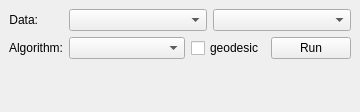
Old version of the form gerbil/gui/docks/graphsegmentationdock.ui in the repository gerbilvis/gerbil.
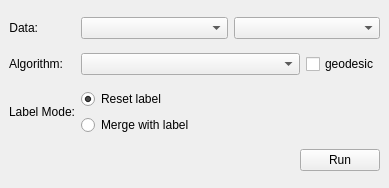
New version of the form. Icons and pictures are not drawn.

Commit message: GraphSeg run resets the current label so that after the run, the label represents only the last segmentation. option for old additive behaviour.

```diff
--- a/gerbil/gui/docks/graphsegmentationdock.ui
+++ b/gerbil/gui/docks/graphsegmentationdock.ui
@@ -6,8 +6,8 @@
    <rect>
     <x>0</x>
     <y>0</y>
-    <width>360</width>
-    <height>112</height>
+    <width>389</width>
+    <height>188</height>
    </rect>
   </property>
   <property name="sizePolicy">
@@ -20,24 +20,8 @@
    <string>Graph Segmentation</string>
   </property>
   <widget class="QWidget" name="dockWidgetContents">
-   <layout class="QGridLayout" name="gridLayout">
-    <item row="3" column="0">
-     <widget class="QLabel" name="label_23">
-      <property name="sizePolicy">
-       <sizepolicy hsizetype="Fixed" vsizetype="Fixed">
-        <horstretch>0</horstretch>
-        <verstretch>0</verstretch>
-       </sizepolicy>
-      </property>
-      <property name="text">
-       <string>Algorithm:</string>
-      </property>
-      <property name="alignment">
-       <set>Qt::AlignRight|Qt::AlignTrailing|Qt::AlignVCenter</set>
-      </property>
-     </widget>
-    </item>
-    <item row="1" column="0">
+   <layout class="QGridLayout" name="gridLayout_2">
+    <item row="0" column="0">
      <widget class="QLabel" name="label_24">
       <property name="sizePolicy">
        <sizepolicy hsizetype="Fixed" vsizetype="Fixed">
@@ -53,7 +37,50 @@
       </property>
      </widget>
     </item>
-    <item row="3" column="1" colspan="2">
+    <item row="0" column="1">
+     <layout class="QGridLayout" name="gridLayout">
+      <item row="0" column="0">
+       <widget class="QComboBox" name="graphsegSourceBox">
+        <property name="sizePolicy">
+         <sizepolicy hsizetype="MinimumExpanding" vsizetype="Fixed">
+          <horstretch>0</horstretch>
+          <verstretch>0</verstretch>
+         </sizepolicy>
+        </property>
+        <property name="toolTip">
+         <string>segmentation data source</string>
+        </property>
+       </widget>
+      </item>
+      <item row="0" column="1">
+       <widget class="QComboBox" name="graphsegSimilarityBox">
+        <property name="sizePolicy">
+         <sizepolicy hsizetype="MinimumExpanding" vsizetype="Fixed">
+          <horstretch>0</horstretch>
+          <verstretch>0</verstretch>
+         </sizepolicy>
+        </property>
+       </widget>
+      </item>
+     </layout>
+    </item>
+    <item row="1" column="0">
+     <widget class="QLabel" name="label_23">
+      <property name="sizePolicy">
+       <sizepolicy hsizetype="Fixed" vsizetype="Fixed">
+        <horstretch>0</horstretch>
+        <verstretch>0</verstretch>
+       </sizepolicy>
+      </property>
+      <property name="text">
+       <string>Algorithm:</string>
+      </property>
+      <property name="alignment">
+       <set>Qt::AlignRight|Qt::AlignTrailing|Qt::AlignVCenter</set>
+      </property>
+     </widget>
+    </item>
+    <item row="1" column="1">
      <layout class="QHBoxLayout" name="horizontalLayout">
       <item>
        <widget class="QComboBox" name="graphsegAlgoBox">
@@ -78,6 +105,66 @@
         </property>
        </widget>
       </item>
+     </layout>
+    </item>
+    <item row="2" column="0">
+     <widget class="QLabel" name="label_25">
+      <property name="sizePolicy">
+       <sizepolicy hsizetype="Fixed" vsizetype="Fixed">
+        <horstretch>0</horstretch>
+        <verstretch>0</verstretch>
+       </sizepolicy>
+      </property>
+      <property name="text">
+       <string>Label Mode:</string>
+      </property>
+      <property name="alignment">
+       <set>Qt::AlignRight|Qt::AlignTrailing|Qt::AlignVCenter</set>
+      </property>
+     </widget>
+    </item>
+    <item row="2" column="1">
+     <layout class="QVBoxLayout" name="verticalLayout">
+      <item>
+       <widget class="QRadioButton" name="resetLabelRadio">
+        <property name="toolTip">
+         <string extracomment="Set the current label to the segmentation result."/>
+        </property>
+        <property name="text">
+         <string>Reset label</string>
+        </property>
+        <property name="checked">
+         <bool>true</bool>
+        </property>
+       </widget>
+      </item>
+      <item>
+       <widget class="QRadioButton" name="mergeLabelRadio">
+        <property name="toolTip">
+         <string extracomment="Add the segmentation result to the current label."/>
+        </property>
+        <property name="text">
+         <string>Merge with label</string>
+        </property>
+       </widget>
+      </item>
+     </layout>
+    </item>
+    <item row="3" column="1">
+     <layout class="QHBoxLayout" name="horizontalLayout_2">
+      <item>
+       <spacer name="horizontalSpacer">
+        <property name="orientation">
+         <enum>Qt::Horizontal</enum>
+        </property>
+        <property name="sizeHint" stdset="0">
+         <size>
+          <width>40</width>
+          <height>20</height>
+         </size>
+        </property>
+       </spacer>
+      </item>
       <item>
        <widget class="QPushButton" name="graphsegGoButton">
         <property name="toolTip">
@@ -100,46 +187,6 @@
       </item>
      </layout>
     </item>
-    <item row="1" column="1" colspan="2">
-     <layout class="QHBoxLayout" name="horizontalLayout1" stretch="0,0">
-      <item>
-       <widget class="QComboBox" name="graphsegSourceBox">
-        <property name="sizePolicy">
-         <sizepolicy hsizetype="MinimumExpanding" vsizetype="Fixed">
-          <horstretch>0</horstretch>
-          <verstretch>0</verstretch>
-         </sizepolicy>
-        </property>
-        <property name="toolTip">
-         <string>segmentation data source</string>
-        </property>
-       </widget>
-      </item>
-      <item>
-       <widget class="QComboBox" name="graphsegSimilarityBox">
-        <property name="sizePolicy">
-         <sizepolicy hsizetype="MinimumExpanding" vsizetype="Fixed">
-          <horstretch>0</horstretch>
-          <verstretch>0</verstretch>
-         </sizepolicy>
-        </property>
-       </widget>
-      </item>
-     </layout>
-    </item>
-    <item row="4" column="1">
-     <spacer name="verticalSpacer">
-      <property name="orientation">
-       <enum>Qt::Vertical</enum>
-      </property>
-      <property name="sizeHint" stdset="0">
-       <size>
-        <width>20</width>
-        <height>40</height>
-       </size>
-      </property>
-     </spacer>
-    </item>
    </layout>
   </widget>
  </widget>
```
The commit also changes 5 other files.
